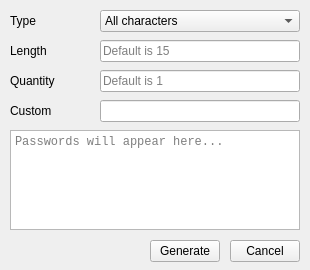
This is newpassword.ui in cixtor/quickpass as Qt 5 draws it before an edit. The edited form follows.
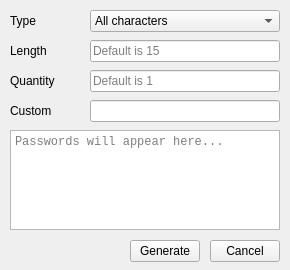
This is the edited form.

Commit message: Added. Open new password widget from main window

The edit to the form file:
```diff
--- a/newpassword.ui
+++ b/newpassword.ui
@@ -6,19 +6,19 @@
    <rect>
     <x>0</x>
     <y>0</y>
-    <width>310</width>
+    <width>290</width>
     <height>270</height>
    </rect>
   </property>
   <property name="minimumSize">
    <size>
-    <width>310</width>
+    <width>290</width>
     <height>270</height>
    </size>
   </property>
   <property name="maximumSize">
    <size>
-    <width>310</width>
+    <width>290</width>
     <height>270</height>
    </size>
   </property>
@@ -41,9 +41,9 @@
   <widget class="QComboBox" name="typeInput">
    <property name="geometry">
     <rect>
-     <x>100</x>
+     <x>90</x>
      <y>10</y>
-     <width>200</width>
+     <width>190</width>
      <height>22</height>
     </rect>
    </property>
@@ -99,9 +99,9 @@
   <widget class="QLineEdit" name="lengthInput">
    <property name="geometry">
     <rect>
-     <x>100</x>
+     <x>90</x>
      <y>40</y>
-     <width>200</width>
+     <width>190</width>
      <height>22</height>
     </rect>
    </property>
@@ -125,9 +125,9 @@
   <widget class="QLineEdit" name="quantityInput">
    <property name="geometry">
     <rect>
-     <x>100</x>
+     <x>90</x>
      <y>70</y>
-     <width>200</width>
+     <width>190</width>
      <height>22</height>
     </rect>
    </property>
@@ -151,9 +151,9 @@
   <widget class="QLineEdit" name="customCharsInput">
    <property name="geometry">
     <rect>
-     <x>100</x>
+     <x>90</x>
      <y>100</y>
-     <width>200</width>
+     <width>190</width>
      <height>22</height>
     </rect>
    </property>
@@ -163,7 +163,7 @@
     <rect>
      <x>10</x>
      <y>130</y>
-     <width>290</width>
+     <width>270</width>
      <height>100</height>
     </rect>
    </property>
@@ -179,7 +179,7 @@
   <widget class="QPushButton" name="generateBtn">
    <property name="geometry">
     <rect>
-     <x>150</x>
+     <x>130</x>
      <y>240</y>
      <width>70</width>
      <height>22</height>
@@ -192,7 +192,7 @@
   <widget class="QPushButton" name="cancelBtn">
    <property name="geometry">
     <rect>
-     <x>230</x>
+     <x>210</x>
      <y>240</y>
      <width>70</width>
      <height>22</height>
```
The commit also changes 3 other files.
